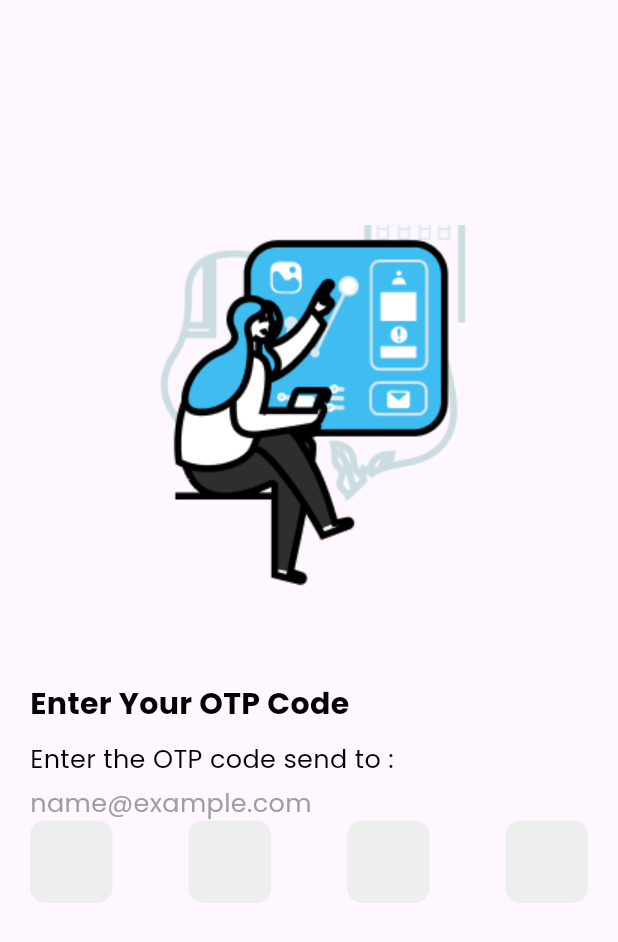
After one commit to Royhan2123/Aplikasi-Mbanking, a Flutter app: the ForgotPasswordScreen screen opened by its route, on a phone screen of 412 x 824 dp. The commit adds this screen. Shown: the top 942 px of the screen. Run offline on Flutter 3.47's test engine with Material 3 defaults, Android fonts, the phone set to English and light mode, and no system bars; our stand-ins replace animate_do, google_fonts, lottie, smooth_page_indicator.

Commit message:
forgot password screen

```diff
--- a/lib/main.dart
+++ b/lib/main.dart
@@ -1,6 +1,8 @@
 
 import 'package:aplikasi_mbanking/ui/login%20&%20register/login_screen.dart';
 import 'package:aplikasi_mbanking/ui/login%20&%20register/register_screen.dart';
+import 'package:aplikasi_mbanking/ui/pages/forgot_password_screen.dart';
+import 'package:aplikasi_mbanking/ui/pages/signup_profile_photo_screen.dart';
 import 'package:aplikasi_mbanking/ui/pages/on_boarding_screen.dart';
 import 'package:aplikasi_mbanking/ui/pages/splash_screen.dart';
 import 'package:flutter/material.dart';
@@ -23,6 +25,8 @@ class MainActivity extends StatelessWidget {
           "/onBoardingScreen": (context) => const OnBoardingScreen(),
           "/loginScreen": (context) => const LoginScreen(),
           "/registerScreen": (context) => const RegisterScreen(),
+          "/forgotPasswordScreen": (context) => const ForgotPasswordScreen(),
+          "/signUpProfileScreen": (context) => const SignUpProfilePhotoScreen(),
       },
       home: const SplashScreen(),
     );
--- a/lib/ui/login & register/login_screen.dart
+++ b/lib/ui/login & register/login_screen.dart
@@ -210,7 +210,9 @@ class _LoginScreenState extends State<LoginScreen> {
             Align(
               alignment: Alignment.bottomRight,
               child: TextButton(
-                onPressed: () {},
+                onPressed: () {
+                  Navigator.pushNamed(context, "/forgotPasswordScreen");
+                },
                 child: Text(
                   "Forgot your password?",
                   style: blueStyle.copyWith(
--- a/lib/ui/login & register/register_screen.dart
+++ b/lib/ui/login & register/register_screen.dart
@@ -245,7 +245,7 @@ class _RegisterScreenState extends State<RegisterScreen> {
                 ),
                 onPressed: () {},
                 child: const Text(
-                  "Login",
+                  "Register",
                   style: TextStyle(color: Colors.white),
                 ),
               ),
--- /dev/null
+++ b/lib/ui/pages/forgot_password_screen.dart
@@ -0,0 +1,189 @@
+import 'package:aplikasi_mbanking/style/color/style_color.dart';
+import 'package:flutter/material.dart';
+import 'package:flutter/services.dart';
+
+class ForgotPasswordScreen extends StatefulWidget {
+  const ForgotPasswordScreen({super.key});
+
+  @override
+  State<ForgotPasswordScreen> createState() => _ForgotPasswordScreenState();
+}
+
+class _ForgotPasswordScreenState extends State<ForgotPasswordScreen> {
+  FocusNode firstFocusNode = FocusNode();
+  FocusNode secondFocusNode = FocusNode();
+  FocusNode thirdFocusNode = FocusNode();
+  FocusNode fourthFocusNode = FocusNode();
+
+  @override
+  void dispose() {
+    firstFocusNode.dispose();
+    secondFocusNode.dispose();
+    thirdFocusNode.dispose();
+    fourthFocusNode.dispose();
+    super.dispose();
+  }
+
+  void _fieldFocusChange(
+      BuildContext context, FocusNode currentFocus, FocusNode nextFocus) {
+    currentFocus.unfocus();
+    FocusScope.of(context).requestFocus(nextFocus);
+  }
+
+  @override
+  Widget build(BuildContext context) {
+    return Scaffold(
+      body: ListView(
+        padding: const EdgeInsets.symmetric(horizontal: 20),
+        children: [
+          body(),
+        ],
+      ),
+    );
+  }
+
+  Widget body() {
+    return Column(
+      crossAxisAlignment: CrossAxisAlignment.start,
+      children: [
+        Center(
+          child: Container(
+            width: 250,
+            height: 250,
+            margin: const EdgeInsets.only(top: 150),
+            decoration: const BoxDecoration(
+              image: DecorationImage(
+                  image: AssetImage("assets/images/forgotPasswordLogo.png"),
+                  fit: BoxFit.cover),
+            ),
+          ),
+        ),
+        const SizedBox(
+          height: 55,
+        ),
+        Text(
+          "Enter Your OTP Code",
+          style: blackStyle.copyWith(
+            fontSize: 20,
+            fontWeight: FontWeight.bold,
+          ),
+        ),
+        const SizedBox(
+          height: 10,
+        ),
+        Text(
+          "Enter the OTP code send to :",
+          style: blackStyle.copyWith(
+            fontSize: 17,
+          ),
+        ),
+        const SizedBox(
+          height: 5,
+        ),
+        Text(
+          "name@example.com",
+          style: greyStyle.copyWith(
+            fontSize: 17,
+          ),
+        ),
+        Row(
+          mainAxisAlignment: MainAxisAlignment.spaceBetween,
+          children: [
+            SizedBox(
+              height: 55,
+              width: 55,
+              child: TextFormField(
+                textAlign: TextAlign.center,
+                maxLines: 1,
+                decoration: InputDecoration(
+                  border: OutlineInputBorder(
+                    borderRadius: BorderRadius.circular(10),
+                    borderSide: BorderSide.none,
+                  ),
+                  fillColor: Colors.grey[200],
+                  filled: true,
+                ),
+                inputFormatters: [
+                  LengthLimitingTextInputFormatter(1),
+                ],
+                focusNode: firstFocusNode,
+                onFieldSubmitted: (term) {
+                  _fieldFocusChange(context, firstFocusNode, secondFocusNode);
+                },
+              ),
+            ),
+            SizedBox(
+              height: 55,
+              width: 55,
+              child: TextFormField(
+                textAlign: TextAlign.center,
+                maxLines: 1,
+                decoration: InputDecoration(
+                  border: OutlineInputBorder(
+                    borderRadius: BorderRadius.circular(10),
+                    borderSide: BorderSide.none,
+                  ),
+                  fillColor: Colors.grey[200],
+                  filled: true,
+                ),
+                inputFormatters: [
+                  LengthLimitingTextInputFormatter(1),
+                ],
+                focusNode: secondFocusNode,
+                onFieldSubmitted: (term) {
+                  _fieldFocusChange(context, secondFocusNode, thirdFocusNode);
+                },
+              ),
+            ),
+            SizedBox(
+              height: 55,
+              width: 55,
+              child: TextFormField(
+                textAlign: TextAlign.center,
+                maxLines: 1,
+                decoration: InputDecoration(
+                  border: OutlineInputBorder(
+                    borderRadius: BorderRadius.circular(10),
+                    borderSide: BorderSide.none,
+                  ),
+                  fillColor: Colors.grey[200],
+                  filled: true,
+                ),
+                inputFormatters: [
+                  LengthLimitingTextInputFormatter(1),
+                ],
+                focusNode: thirdFocusNode,
+                onFieldSubmitted: (term) {
+                  _fieldFocusChange(context, thirdFocusNode, fourthFocusNode);
+                },
+              ),
+            ),
+            SizedBox(
+              height: 55,
+              width: 55,
+              child: TextFormField(
+                textAlign: TextAlign.center,
+                maxLines: 1,
+                decoration: InputDecoration(
+                  border: OutlineInputBorder(
+                    borderRadius: BorderRadius.circular(10),
+                    borderSide: BorderSide.none,
+                  ),
+                  fillColor: Colors.grey[200],
+                  filled: true,
+                ),
+                inputFormatters: [
+                  LengthLimitingTextInputFormatter(1),
+                ],
+                focusNode: fourthFocusNode,
+                onFieldSubmitted: (term) {
+                  // Handle submission if needed
+                },
+              ),
+            ),
+          ],
+        )
+      ],
+    );
+  }
+}
--- /dev/null
+++ b/lib/ui/pages/forgot_password_succes.dart
@@ -0,0 +1,10 @@
+import 'package:flutter/material.dart';
+
+class ForgotPasswordSucces extends StatelessWidget {
+  const ForgotPasswordSucces({super.key});
+
+  @override
+  Widget build(BuildContext context) {
+    return const Placeholder();
+  }
+}
--- /dev/null
+++ b/lib/ui/pages/signup_profile_photo_screen.dart
@@ -0,0 +1,15 @@
+import 'package:flutter/material.dart';
+
+class SignUpProfilePhotoScreen extends StatefulWidget {
+  const SignUpProfilePhotoScreen({super.key});
+
+  @override
+  State<SignUpProfilePhotoScreen> createState() => _SignUpProfilePhotoScreenState();
+}
+
+class _SignUpProfilePhotoScreenState extends State<SignUpProfilePhotoScreen> {
+  @override
+  Widget build(BuildContext context) {
+    return const Placeholder();
+  }
+}
```
Also changed, not shown: assets/images/forgotPasswordLogo.png (added), assets/images/forgotPasswordSucces.png (added).
